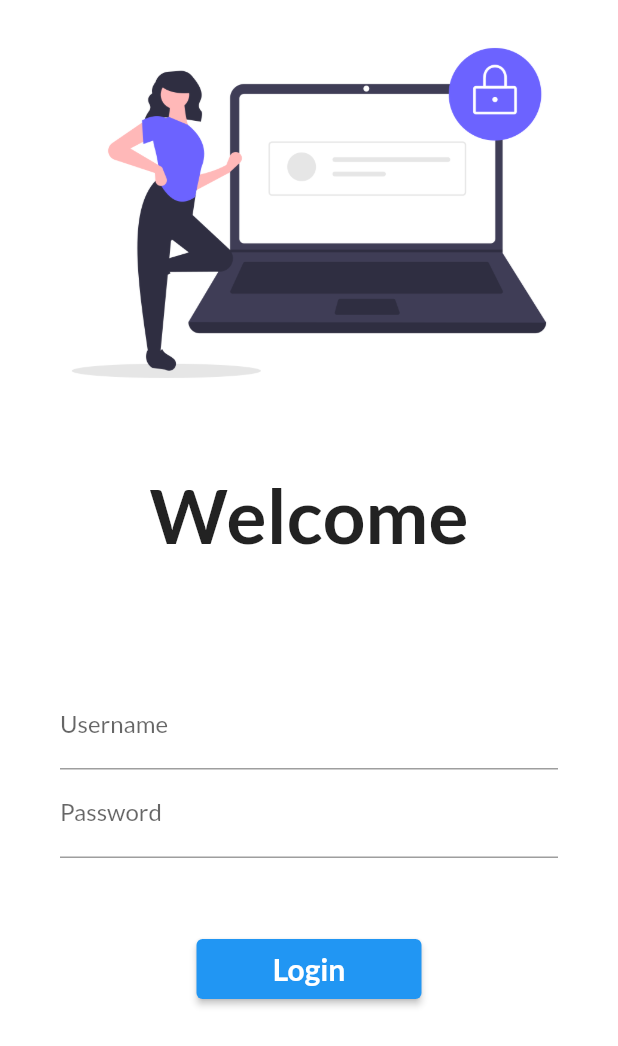
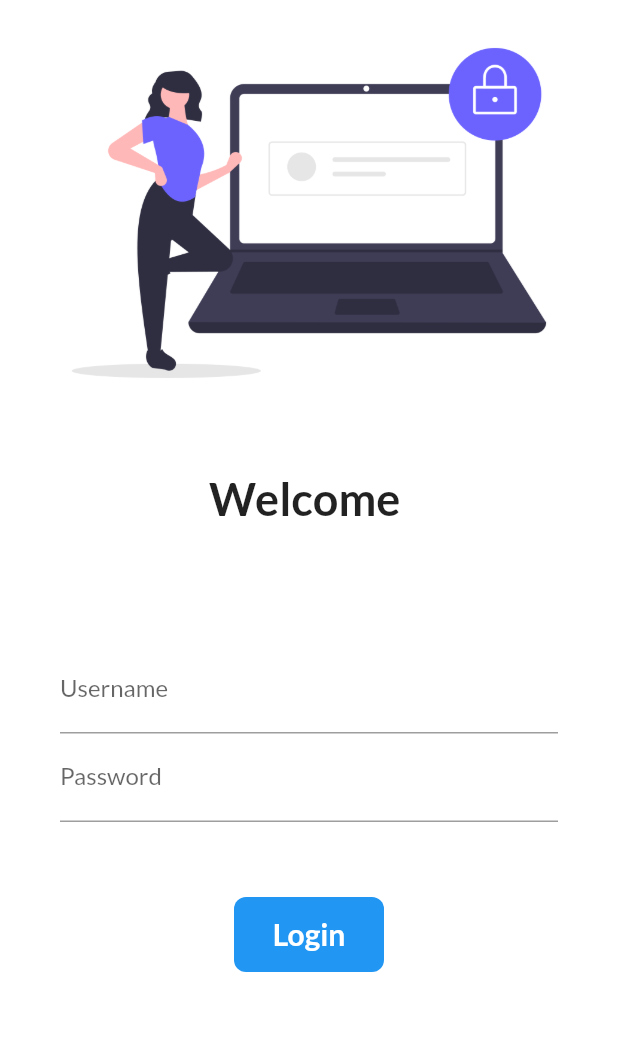
Before and after one commit to SayedTahsin/300daysofFlutter, a Flutter app: the screen it shows after launch, on a phone screen of 412 x 824 dp. Shown: the top 1046 px of the screen. Run offline on Flutter 3.47's test engine with Material 2 defaults, Android fonts, the phone set to English and light mode, and no system bars; our stand-ins replace google_fonts.

Commit message:
12:19 6/9/2022

```diff
--- a/lib/pages/login_page.dart
+++ b/lib/pages/login_page.dart
@@ -3,7 +3,14 @@
 import 'package:flutter/material.dart';
 import 'package:fullter_tutorial/utils/routes.dart';
 
-class LoginPage extends StatelessWidget {
+class LoginPage extends StatefulWidget {
+  @override
+  State<LoginPage> createState() => _LoginPageState();
+}
+
+class _LoginPageState extends State<LoginPage> {
+  String name = "";
+  bool changeButton = false;
   @override
   Widget build(BuildContext context) {
     return Material(
@@ -19,9 +26,9 @@
                 height: 30.0,
               ),
               Text(
-                "Welcome",
+                "Welcome $name",
                 style: TextStyle(
-                  fontSize: 50,
+                  fontSize: 30,
                   fontWeight: FontWeight.bold,
                 ),
               ),
@@ -38,6 +45,10 @@
                         hintText: "Enter Username",
                         labelText: "Username",
                       ),
+                      onChanged: (value) {
+                        name = value;
+                        setState(() {});
+                      },
                     ),
                     TextFormField(
                       obscureText: true,
@@ -49,22 +60,54 @@
                     SizedBox(
                       height: 50.0,
                     ),
-                    ElevatedButton(
-                      style: TextButton.styleFrom(
-                        minimumSize: Size(150, 40),
-                        foregroundColor: Colors.white,
-                        backgroundColor: Colors.blue,
-                      ),
-                      onPressed: () {
-                        // ignore: avoid_print
+                    InkWell(
+                      onTap: () async {
+                        setState(() {
+                          changeButton = true;
+                        });
+                        await Future.delayed(Duration(seconds: 1));
                         Navigator.pushNamed(context, MyRoutes.homeRoute);
                       },
-                      child: Text(
-                        "Login",
-                        style: TextStyle(
-                            fontWeight: FontWeight.bold, fontSize: 20),
+                      child: AnimatedContainer(
+                        duration: Duration(seconds: 1),
+                        height: 50,
+                        width: changeButton ? 50 : 100,
+                        alignment: Alignment.center,
+                        decoration: BoxDecoration(
+                          color: Colors.blue,
+                          borderRadius:
+                              BorderRadius.circular(changeButton ? 50 : 8),
+                        ),
+                        child: changeButton
+                            ? Icon(
+                                Icons.done,
+                                color: Colors.white,
+                              )
+                            : Text(
+                                "Login",
+                                style: TextStyle(
+                                    color: Colors.white,
+                                    fontWeight: FontWeight.bold,
+                                    fontSize: 20),
+                              ),
                       ),
                     )
+                    // ElevatedButton(
+                    //   style: TextButton.styleFrom(
+                    //     minimumSize: Size(150, 40),
+                    //     foregroundColor: Colors.white,
+                    //     backgroundColor: Colors.blue,
+                    //   ),
+                    //   onPressed: () {
+                    //     // ignore: avoid_print
+                    //     Navigator.pushNamed(context, MyRoutes.homeRoute);
+                    //   },
+                    //   child: Text(
+                    //     "Login",
+                    //     style: TextStyle(
+                    //         fontWeight: FontWeight.bold, fontSize: 20),
+                    //   ),
+                    // )
                   ],
                 ),
               )
```
